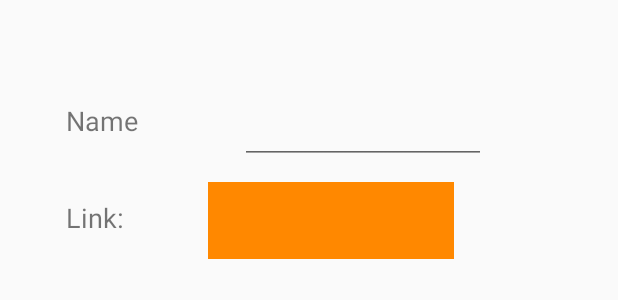
After one commit to janietom2/Android-Price-Checker, an Android app: the layout edit_item_dialog.xml on its own in the app's theme, with its tools: preview values and no code run, on a phone screen of 412 x 824 dp. The commit adds this screen. Shown: the top 300 px of the screen. Run offline under Robolectric (Android 15) with nearby library versions, the phone set to English and light mode, and no system bars.

Commit message:
bug for edit item fixed

```diff
--- a/app/src/main/java/cs4330/cs/utep/edu/showItem.java
+++ b/app/src/main/java/cs4330/cs/utep/edu/showItem.java
@@ -175,7 +175,7 @@ public class showItem extends FragmentActivity {
         editDialogFragment.show(fm, "edit_item");
     }
 
-    public void editItem(String name, String source, int position, String image){
+    public void editItem(String name, String source, int position, String image, String id){
         PriceFinder pf = this.itm.getItem(position);
         this.itm.editItem(pf, pf.getPrice(), name, source, image);
         try {
--- /dev/null
+++ b/app/src/main/res/layout/edit_item_dialog.xml
@@ -0,0 +1,54 @@
+<?xml version="1.0" encoding="utf-8"?>
+<android.support.constraint.ConstraintLayout xmlns:android="http://schemas.android.com/apk/res/android"
+xmlns:app="http://schemas.android.com/apk/res-auto"
+xmlns:tools="http://schemas.android.com/tools"
+android:layout_width="match_parent"
+android:layout_height="match_parent"
+tools:context=".MainActivity">
+
+    <EditText
+        android:id="@+id/editTextSourceItem"
+        android:layout_width="164dp"
+        android:layout_height="51dp"
+        android:layout_marginStart="56dp"
+        android:layout_marginTop="12dp"
+        android:background="@android:color/holo_orange_dark"
+        android:ems="10"
+        android:inputType="textPersonName"
+        app:layout_constraintStart_toEndOf="@+id/textViewSource"
+        app:layout_constraintTop_toBottomOf="@+id/editTextItem" />
+
+    <EditText
+        android:id="@+id/editTextItem"
+        android:layout_width="164dp"
+        android:layout_height="49dp"
+        android:layout_marginStart="68dp"
+        android:layout_marginTop="60dp"
+        android:ems="10"
+        android:inputType="textPersonName"
+        app:layout_constraintStart_toEndOf="@+id/textViewEdit"
+        app:layout_constraintTop_toTopOf="parent" />
+
+    <TextView
+        android:id="@+id/textViewSource"
+        android:layout_width="wrap_content"
+        android:layout_height="wrap_content"
+        android:layout_marginStart="44dp"
+        android:layout_marginTop="40dp"
+        android:text="@string/source"
+        android:textSize="18sp"
+        app:layout_constraintStart_toStartOf="parent"
+        app:layout_constraintTop_toBottomOf="@+id/textViewEdit" />
+
+    <TextView
+        android:id="@+id/textViewEdit"
+        android:layout_width="wrap_content"
+        android:layout_height="wrap_content"
+        android:layout_marginStart="44dp"
+        android:layout_marginTop="68dp"
+        android:text="Name"
+        android:textSize="18sp"
+        app:layout_constraintStart_toStartOf="parent"
+        app:layout_constraintTop_toTopOf="parent" />
+
+</android.support.constraint.ConstraintLayout>
```
Also changed, not shown: app/src/main/java/cs4330/cs/utep/edu/MainActivity.java (+8 -10 lines), app/src/main/java/cs4330/cs/utep/edu/models/DatabaseHelper.java (+18 -5 lines), app/src/main/java/cs4330/cs/utep/edu/ЕditDialog.java (+9 -5 lines).
